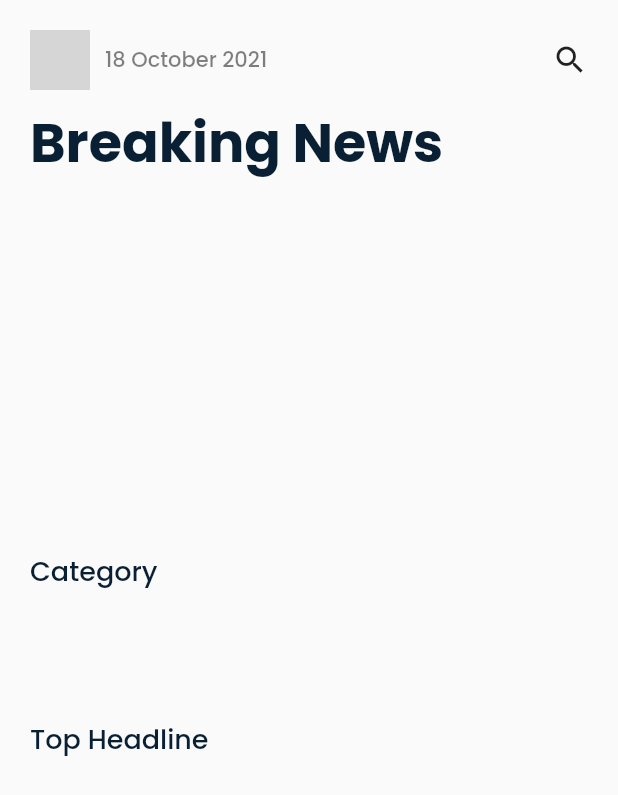
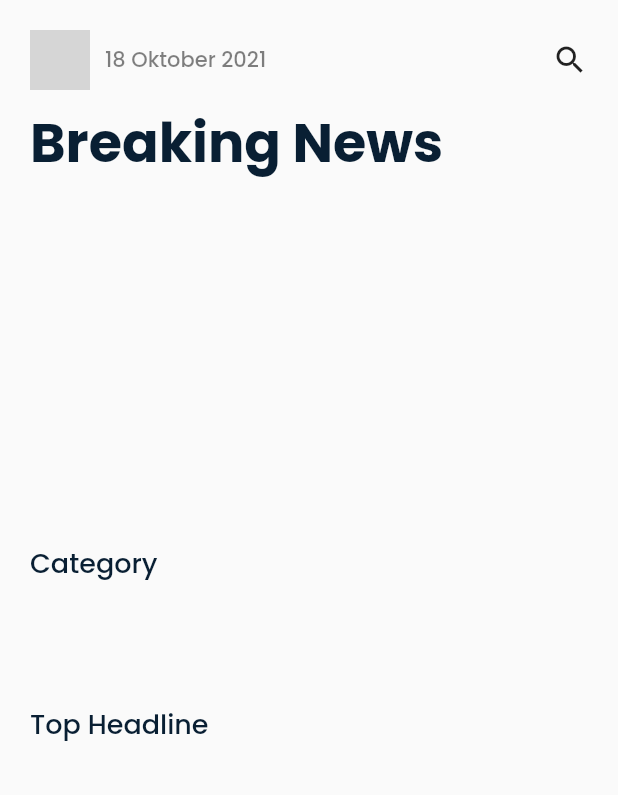
Before and after one commit to putyasekar/news_app, a Flutter app: the NewsPage widget shown alone on an empty page, opened directly with empty values, on a phone screen of 412 x 824 dp. Shown: the top 795 px of the screen. Run offline on Flutter 3.47's test engine with Material 2 defaults, Android fonts, the phone set to English and light mode, and no system bars; our stand-ins replace bottom_navy_bar, google_fonts, timeago; network calls fail; grey boxes are pictures that could not be loaded.

Commit message:
lil bit change

```diff
--- a/lib/ui/news_page.dart
+++ b/lib/ui/news_page.dart
@@ -25,8 +25,9 @@ class _NewsPageState extends State<NewsPage> {
       child: Column(
         crossAxisAlignment: CrossAxisAlignment.start,
         children: [
-          Padding(
-            padding: EdgeInsets.only(left: 20, right: 20, top: 20),
+          Padding(padding: EdgeInsets.only(
+              left: 20, right: 20, top: 20
+          ),
             child: Row(
               mainAxisAlignment: MainAxisAlignment.spaceBetween,
               children: [
@@ -38,37 +39,27 @@ class _NewsPageState extends State<NewsPage> {
                       decoration: BoxDecoration(
                           borderRadius: BorderRadius.circular(100),
                           image: DecorationImage(
-                              image: NetworkImage(
-                                  'https://media-exp1.licdn.com/dms/image/C5603AQE01nSH7JQImA/profile-displayphoto-shrink_800_800/0/1617547764581?e=1640217600&v=beta&t=_o8ho8bTT2atGis_ipqJ_PmBYLxicag5ndTM3yoi0pA'),
-                              fit: BoxFit.cover)),
+                              image: NetworkImage('https://media-exp1.licdn.com/dms/image/C5603AQE01nSH7JQImA/profile-displayphoto-shrink_800_800/0/1617547764581?e=1640217600&v=beta&t=_o8ho8bTT2atGis_ipqJ_PmBYLxicag5ndTM3yoi0pA'),
+                              fit: BoxFit.cover
+                          )
+                      ),
                     ),
-                    SizedBox(
-                      width: 10,
-                    ),
-                    Text(
-                      '18 October 2021',
-                      style: authorDateArticle.copyWith(fontSize: 14),
-                    )
+                    SizedBox(width: 10,),
+                    Text('18 Oktober 2021', style: authorDateArticle.copyWith(
+                        fontSize: 14
+                    ),)
                   ],
                 ),
-                Icon(
-                  Icons.search,
-                  size: 24,
-                )
+                Icon(Icons.search, size: 24,)
               ],
             ),
           ),
-          SizedBox(
-            height: 8,
-          ),
+          SizedBox(height: 8,),
           Padding(
             padding: EdgeInsets.symmetric(horizontal: 20),
-            child: Text(
-              'Breaking News',
-              style: titleHome,
-            ),
+            child: Text('Breaking News', style: titleHome,),
           ),
-          //  this was TopHeadline's widget for horizontal item
+          //  ini merupakan widget TopHeadline untuk horizontal item
           Container(
             margin: EdgeInsets.all(20),
             height: 200,
@@ -76,73 +67,66 @@ class _NewsPageState extends State<NewsPage> {
                 itemCount: widget.articles.length,
                 scrollDirection: Axis.horizontal,
                 pageSnapping: true,
-                itemBuilder: (context, index) {
+                itemBuilder: (context, index){
                   return NewsHeadLine(article: widget.articles[index]);
-                }),
-          ),
-          SizedBox(
-            height: 5,
+                }
+            ),
           ),
           Padding(
             padding: EdgeInsets.symmetric(horizontal: 20),
-            child: Text(
-              'Category',
-              style: titleArticle.copyWith(fontSize: 18),
-            ),
+            child: Text('Category',
+              style: titleArticle.copyWith(
+                  fontSize: 18
+              ),),
           ),
-          SizedBox(
-            height: 5,
-          ),
-          //item for category
+          SizedBox(height: 5,),
+          //ini item untuk category
           Container(
             margin: EdgeInsets.symmetric(horizontal: 20),
             height: 70,
             child: ListView.builder(
                 itemCount: widget.categories.length,
                 scrollDirection: Axis.horizontal,
-                itemBuilder: (context, index) {
+                itemBuilder: (context, index){
                   return GestureDetector(
-                    onTap: () {
-                      Navigator.push(
-                          context,
+                    onTap: (){
+                      Navigator.push(context,
                           MaterialPageRoute(
-                              builder: (context) =>
-                                  NewsPageCategory(
-                                    categoryName:
-                                    widget.categories[index].categoryName,
-                                  )));
+                              builder: (context) => NewsPageCategory(
+                                categoryName: widget.categories[index].categoryName,
+                              )
+                          )
+                      );
                     },
                     child: CategoryItem(
                         imgUrl: widget.categories[index].imgUrl,
-                        categoryName: widget.categories[index].categoryName),
-                  )
-                  ,
+                        categoryName:widget.categories[index].categoryName ),
                   );
                 }),
           ),
-          SizedBox(height: 10,),
-          //list article
-          Padding(padding: EdgeInsets.symmetric(horizontal: 20),
+          SizedBox(height: 5),
+          //  ini list article
+          Padding(
+            padding: EdgeInsets.symmetric(horizontal: 20),
             child: Text('Top Headline',
               style: titleArticle.copyWith(
                   fontSize: 18
               ),),
           ),
           SizedBox(height: 10,),
+          //  ini list article nya
           Container(
             margin: EdgeInsets.symmetric(horizontal: 20),
-            child: ListView.builder(itemCount: widget.articles.length,
+            child: ListView.builder(
+                itemCount: widget.articles.length,
                 shrinkWrap: true,
-                itemBuilder: (context, index) {
+                itemBuilder: (context,index){
                   return NewsItem(article: widget.articles[index]);
-                }),
+                }
+            ),
           )
         ],
       ),
     );
   }
-
-  String timeUntil(DateTime parse) {
-    return timeago.format(parse, allowFromNow: true, locale: 'id');
-  }
 }
```
Also changed, not shown: lib/main.dart (+11 -6 lines), lib/widgets/category_item.dart (+42 -0 lines).
